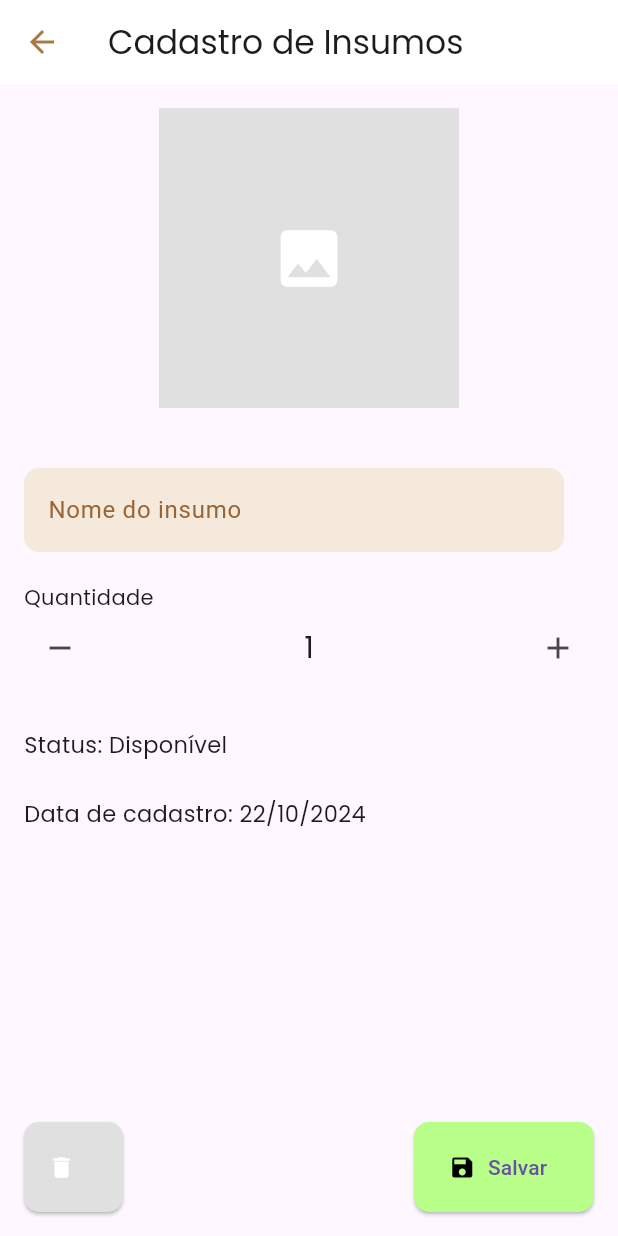
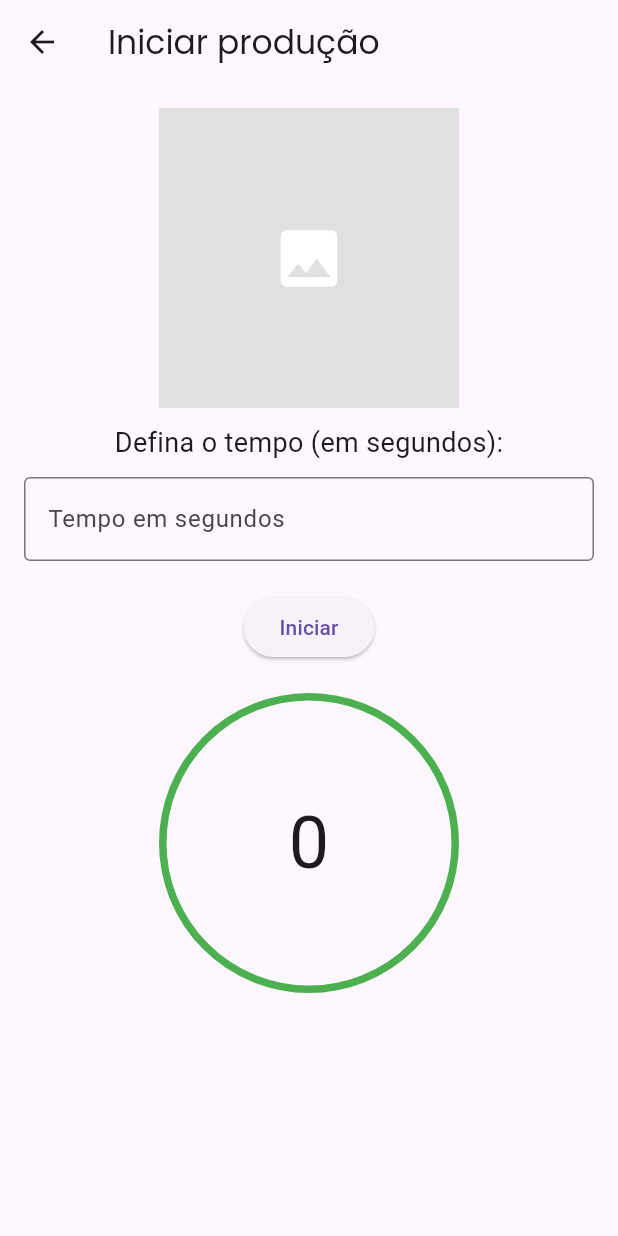
Before and after one commit to danielfercope/ong-amigos-em-acao-front, a Flutter app: the InputTime screen opened directly, on a phone screen of 412 x 824 dp. Run offline on Flutter 3.47's test engine with Material 3 defaults, Android fonts, the phone set to English and light mode, and no system bars.

Commit message:
Ajuste na tela de Pedidos e tela de Produção

```diff
--- a/lib/screens/production/register/input_register.dart
+++ b/lib/screens/production/register/input_register.dart
@@ -34,7 +34,6 @@ class _InputRegisterPageState extends State<InputRegisterPage> {
       body: Padding(
         padding: const EdgeInsets.all(16.0),
         child: Column(
-          crossAxisAlignment: CrossAxisAlignment.start,
           children: [
 
             // Imagem do insumo
--- a/lib/screens/production/register/input_time.dart
+++ b/lib/screens/production/register/input_time.dart
@@ -1,13 +1,49 @@
 import 'package:flutter/material.dart';
 import 'package:intl/intl.dart';
+import 'dart:async';
 
 class InputTime extends StatefulWidget {
   @override
   _InputTimeState createState() => _InputTimeState();
 }
 
-class _InputTimeState extends State<InputTime> {
+class _InputTimeState extends State<InputTime> with SingleTickerProviderStateMixin {
   int quantidade = 1;
+  int durationInSeconds = 0; // Duração do temporizador em segundos
+  bool isRunning = false; // Indica se o temporizador está em execução
+  late AnimationController _controller; // Controlador de animação
+  late Animation<double> _animation; // Animação de contagem regressiva
+
+  @override
+  void initState() {
+    super.initState();
+    // Inicializa o controlador de animação
+    _controller = AnimationController(
+      vsync: this,
+      duration: Duration(seconds: durationInSeconds),
+    );
+    _animation = Tween<double>(begin: 1.0, end: 0.0).animate(_controller);
+  }
+
+  @override
+  void dispose() {
+    _controller.dispose(); // Libera o controlador de animação
+    super.dispose();
+  }
+
+  void startTimer() {
+    setState(() {
+      isRunning = true;
+      _controller.duration = Duration(seconds: durationInSeconds);
+      _controller.forward();
+    });
+
+    Timer(Duration(seconds: durationInSeconds), () {
+      setState(() {
+        isRunning = false;
+      });
+    });
+  }
 
   @override
   Widget build(BuildContext context) {
@@ -16,27 +52,16 @@ class _InputTimeState extends State<InputTime> {
     return Scaffold(
       appBar: AppBar(
         title: Text(
-          'Cadastro de Insumos',
+          'Iniciar produção',
           style: TextStyle(
             fontFamily: 'Poppins',
           ),
         ),
-        leading: IconButton(
-          icon: Icon(Icons.arrow_back),
-          onPressed: () {
-            Navigator.pop(context);
-          },
-          color: Color(0xFFAA7845),
-        ),
-        backgroundColor: Colors.white,
-        elevation: 0,
       ),
       body: Padding(
         padding: const EdgeInsets.all(16.0),
         child: Column(
-          crossAxisAlignment: CrossAxisAlignment.start,
           children: [
-
             // Imagem do insumo
             Center(
               child: Container(
@@ -46,136 +71,56 @@ class _InputTimeState extends State<InputTime> {
                 child: Icon(Icons.image, size: 50, color: Colors.white),
               ),
             ),
-            SizedBox(height: 40),
-
-            // Campo Nome
-            Container(
-              width: 360,
-              child: TextField(
+            SizedBox(height: 10),
+            Text(
+              'Defina o tempo (em segundos):',
+              style: TextStyle(fontSize: 18),
+            ),
+            SizedBox(height: 10),
+            // Campo de entrada para o tempo
+            TextField(
+              keyboardType: TextInputType.number,
               decoration: InputDecoration(
-                  filled: true,
-                  fillColor: Color(0xFFF4E9DA),
-                  labelText: 'Nome do insumo',
-                  labelStyle: TextStyle(color: Color(0xFF996536)),
-                  border: OutlineInputBorder(
-                    borderRadius: BorderRadius.circular(10),
-                    borderSide: BorderSide.none,
+                border: OutlineInputBorder(),
+                labelText: 'Tempo em segundos',
               ),
-                  enabledBorder: OutlineInputBorder(
-                    borderRadius: BorderRadius.circular(10),
-                    borderSide: BorderSide.none,
-                  ),
-                  focusedBorder: OutlineInputBorder(
-                    borderRadius: BorderRadius.circular(10),
-                    borderSide: BorderSide(
-                      color: Color(0xFF996536),
-                      width: 1.0,
-                    ),
-                  ),
-                ),
-              ),
-            ),
-            SizedBox(height: 20),
-
-            // Campo Quantidade
-            Text('Quantidade', style: TextStyle(fontFamily: 'Poppins')),
-            Row(
-              mainAxisAlignment: MainAxisAlignment.spaceBetween,
-              children: [
-                IconButton(
-                  icon: Icon(Icons.remove),
-                  onPressed: () {
+              onChanged: (value) {
                 setState(() {
-                      if (quantidade > 1) quantidade--;
+                  durationInSeconds = int.tryParse(value) ?? 0;
                 });
               },
             ),
-                Text(
-                  '$quantidade',
-                  style: TextStyle(
-                    fontFamily: 'Poppins',
-                    fontSize: 20,
+            SizedBox(height: 20),
+            ElevatedButton(
+              onPressed: isRunning ? null : startTimer, // Desabilita o botão enquanto o timer está rodando
+              child: Text(isRunning ? 'Em execução...' : 'Iniciar'),
+            ),
+            SizedBox(height: 20),
+            // Exibe a animação do temporizador
+            AnimatedBuilder(
+              animation: _animation,
+              builder: (context, child) {
+                return Container(
+                  width: 200,
+                  height: 200,
+                  decoration: BoxDecoration(
+                    border: Border.all(
+                      color: Colors.green,
+                      width: 5,
+                    ),
+                    borderRadius: BorderRadius.circular(100),
+                  ),
+                  child: Center(
+                    child: Text(
+                      (durationInSeconds * _animation.value).toStringAsFixed(0),
+                      style: TextStyle(fontSize: 48),
                     ),
                   ),
-                IconButton(
-                  icon: Icon(Icons.add),
-                  onPressed: () {
-                    setState(() {
-                      quantidade++;
-                    });
+                );
               },
             ),
-              ],
-            ),
-            SizedBox(height: 20),
-
-            // Campo Status
-            Padding(
-              padding: const EdgeInsets.symmetric(vertical: 10.0),
-              child: Text(
-                'Status: Disponível',
-                style: TextStyle(
-                  fontSize: 15,
-                  fontFamily: 'Poppins',
-                ),
-              ),
-            ),
-            SizedBox(height: 5),
-
-            // Campo Data de cadastro
-            Padding(
-              padding: const EdgeInsets.symmetric(vertical: 10.0),
-              child: Text(
-                'Data de cadastro: $dataAtual',
-                style: TextStyle(
-                  fontSize: 15,
-                  fontFamily: 'Poppins',
-                ),
-              ),
-            ),
             Spacer(),
-
             // Botões Salvar e Excluir
-            Row(
-              mainAxisAlignment: MainAxisAlignment.spaceBetween,
-              children: [
-
-                // Botão Excluir insumo
-                ElevatedButton.icon(
-                  onPressed: () {
-                    // Inserir lógica para excluir
-                    // habilitar botão apenas quando for editar o insumo
-                  },
-                  icon: Icon(Icons.delete, color: Colors.white),
-                  label: Text(''),
-                  style: ElevatedButton.styleFrom(
-                    backgroundColor: Colors.grey[300],
-                    shape: RoundedRectangleBorder(
-                      borderRadius: BorderRadius.circular(10),
-                    ),
-                    minimumSize: Size(50, 60),
-                  ),
-                ),
-
-                // Botão Salvar insumo
-                ElevatedButton.icon(
-                  onPressed: () {
-
-                    // Ao clicar em "Salvar", exibir mensagem de sucesso e retornar para a tela de estoque
-                    Navigator.pop(context, 'Insumo cadastrado com sucesso!');
-                  },
-                  icon: Icon(Icons.save, color: Colors.black),
-                  label: Text('Salvar'),
-                  style: ElevatedButton.styleFrom(
-                    backgroundColor: Color(0xFFB8FF8A),
-                    shape: RoundedRectangleBorder(
-                      borderRadius: BorderRadius.circular(10),
-                    ),
-                    minimumSize: Size(120, 60),
-                  ),
-                ),
-              ],
-            ),
           ],
         ),
       ),
```
Also changed, not shown: lib/screens/production/cooking.dart (+89 -4 lines), lib/screens/production/orders.dart (+7 -2 lines), assets/paoMaromba.png (added). Lines whose indentation alone changed are shown as unchanged.
